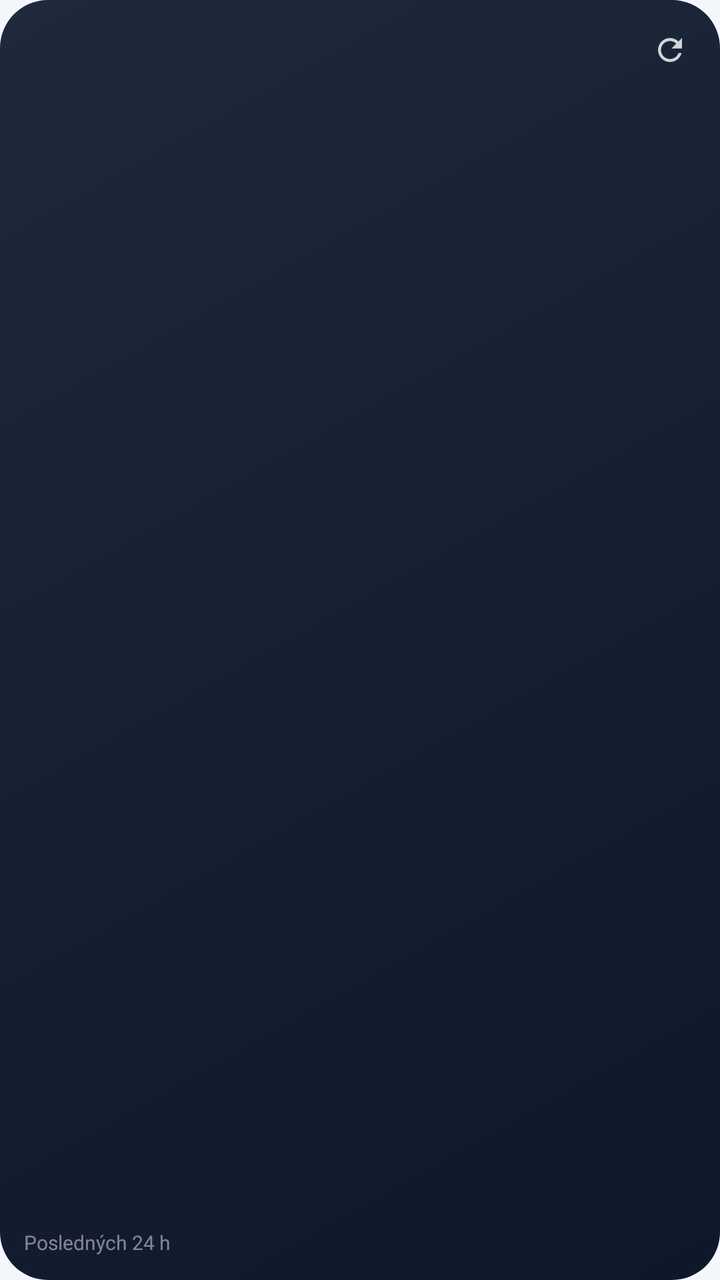
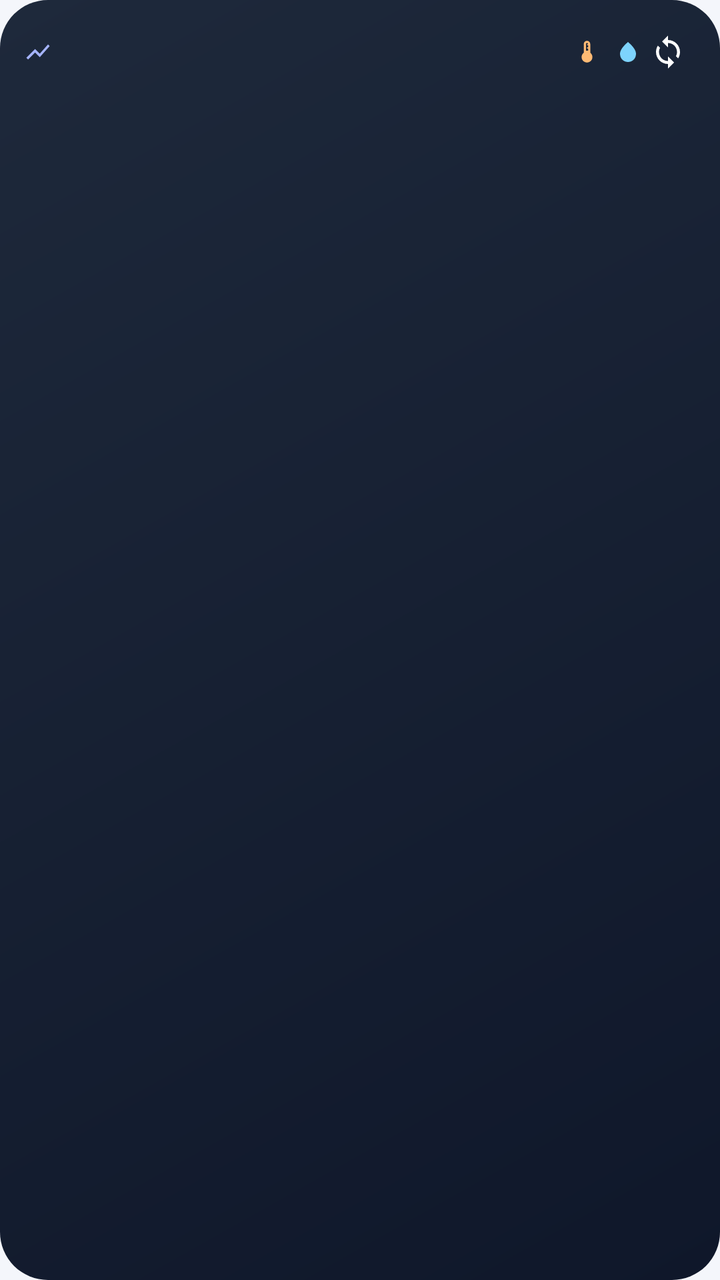

Screens rendered from an Android XML layout before and after an edit, with the pre-edit source and the edit as a unified diff.
<!-- AndroidManifest.xml: application theme AppTheme -->
<!-- res/layout/widget_06.xml -->
<?xml version="1.0" encoding="utf-8"?>
<LinearLayout xmlns:android="http://schemas.android.com/apk/res/android" android:id="@+id/root" android:layout_width="match_parent" android:layout_height="match_parent"
    android:orientation="vertical" android:padding="12dp" android:background="@drawable/bg_dark">
    <LinearLayout android:layout_width="match_parent" android:layout_height="wrap_content" android:gravity="center_vertical">
        <TextView android:id="@+id/tName" android:layout_width="0dp" android:layout_weight="1" android:layout_height="wrap_content"
            android:textColor="#FFFFFFFF" android:textSize="13sp" android:textStyle="bold" android:maxLines="1" android:ellipsize="end" />
        <TextView android:id="@+id/tTemp" android:layout_width="wrap_content" android:layout_height="wrap_content"
            android:textColor="#FFFDBA74" android:textSize="15sp" android:textStyle="bold" />
        <TextView android:id="@+id/tHum" android:layout_width="wrap_content" android:layout_height="wrap_content" android:layout_marginStart="10dp"
            android:textColor="#FF7DD3FC" android:textSize="15sp" android:textStyle="bold" />
        <ImageView android:id="@+id/btnRefresh" android:layout_width="26dp" android:layout_height="26dp" android:padding="4dp" android:src="@drawable/ic_refresh" android:contentDescription="Obnoviť" />
    </LinearLayout>
    <ImageView android:id="@+id/imgChart" android:layout_width="match_parent" android:layout_height="0dp" android:layout_weight="1"
        android:layout_marginTop="4dp" android:scaleType="fitXY" />
    <TextView android:id="@+id/tUpdated" android:layout_width="match_parent" android:layout_height="wrap_content"
        android:textColor="#77FFFFFF" android:textSize="10sp" android:text="Posledných 24 h" />
</LinearLayout>
<!-- resources referenced by this layout -->
<resources>
  <!-- drawable ic_refresh (drawable) -->
  <?xml version="1.0" encoding="utf-8"?>
  <vector xmlns:android="http://schemas.android.com/apk/res/android" android:width="24dp" android:height="24dp" android:viewportWidth="24" android:viewportHeight="24">
      <path android:fillColor="#CCFFFFFF" android:pathData="M17.65,6.35C16.2,4.9 14.21,4 12,4c-4.42,0 -7.99,3.58 -7.99,8s3.57,8 7.99,8c3.73,0 6.84,-2.55 7.73,-6h-2.08c-0.82,2.33 -3.04,4 -5.65,4 -3.31,0 -6,-2.69 -6,-6s2.69,-6 6,-6c1.66,0 3.14,0.69 4.22,1.78L13,11h7V4l-2.35,2.35z" />
  </vector>
  <!-- unchanged entries left out for length: 2 -->
</resources>

<!-- the commit's change to res/layout/widget_06.xml (unified diff, before → after) -->
@@ -1,17 +1,44 @@
 <?xml version="1.0" encoding="utf-8"?>
-<LinearLayout xmlns:android="http://schemas.android.com/apk/res/android" android:id="@+id/root" android:layout_width="match_parent" android:layout_height="match_parent"
-    android:orientation="vertical" android:padding="12dp" android:background="@drawable/bg_dark">
-    <LinearLayout android:layout_width="match_parent" android:layout_height="wrap_content" android:gravity="center_vertical">
-        <TextView android:id="@+id/tName" android:layout_width="0dp" android:layout_weight="1" android:layout_height="wrap_content"
-            android:textColor="#FFFFFFFF" android:textSize="13sp" android:textStyle="bold" android:maxLines="1" android:ellipsize="end" />
-        <TextView android:id="@+id/tTemp" android:layout_width="wrap_content" android:layout_height="wrap_content"
-            android:textColor="#FFFDBA74" android:textSize="15sp" android:textStyle="bold" />
-        <TextView android:id="@+id/tHum" android:layout_width="wrap_content" android:layout_height="wrap_content" android:layout_marginStart="10dp"
-            android:textColor="#FF7DD3FC" android:textSize="15sp" android:textStyle="bold" />
-        <ImageView android:id="@+id/btnRefresh" android:layout_width="26dp" android:layout_height="26dp" android:padding="4dp" android:src="@drawable/ic_refresh" android:contentDescription="Obnoviť" />
-    </LinearLayout>
-    <ImageView android:id="@+id/imgChart" android:layout_width="match_parent" android:layout_height="0dp" android:layout_weight="1"
-        android:layout_marginTop="4dp" android:scaleType="fitXY" />
-    <TextView android:id="@+id/tUpdated" android:layout_width="match_parent" android:layout_height="wrap_content"
-        android:textColor="#77FFFFFF" android:textSize="10sp" android:text="Posledných 24 h" />
+<LinearLayout xmlns:android="http://schemas.android.com/apk/res/android" android:id="@+id/root" android:layout_width="match_parent" android:layout_height="match_parent" android:orientation="vertical" android:gravity="top" android:padding="12dp" android:background="@drawable/bg_dark">
+<LinearLayout android:layout_width="match_parent" android:layout_height="wrap_content" android:orientation="horizontal" android:gravity="center_vertical">
+  <ImageView android:layout_width="14dp" android:layout_height="14dp" android:layout_marginEnd="5dp" android:src="@drawable/ic_chart" android:tint="#FFA5B4FC" android:importantForAccessibility="no" />
+  <TextView android:id="@+id/tName" android:layout_width="0dp" android:layout_height="wrap_content" android:textColor="#FFFFFFFF" android:textSize="13sp" android:textStyle="bold" android:maxLines="1" android:ellipsize="end" android:includeFontPadding="false" android:layout_weight="1" />
+  <ImageView android:layout_width="13dp" android:layout_height="13dp" android:src="@drawable/ic_thermo" android:tint="#FFFDBA74" android:importantForAccessibility="no" />
+  <TextView android:id="@+id/tTemp" android:layout_width="wrap_content" android:layout_height="wrap_content" android:textColor="#FFFDBA74" android:textSize="14sp" android:textStyle="bold" android:maxLines="1" android:ellipsize="end" android:includeFontPadding="false" />
+  <ImageView android:layout_width="12dp" android:layout_height="12dp" android:layout_marginStart="8dp" android:src="@drawable/ic_drop" android:tint="#FF7DD3FC" android:importantForAccessibility="no" />
+  <TextView android:id="@+id/tHum" android:layout_width="wrap_content" android:layout_height="wrap_content" android:textColor="#FF7DD3FC" android:textSize="14sp" android:textStyle="bold" android:maxLines="1" android:ellipsize="end" android:includeFontPadding="false" />
+  <ImageView android:id="@+id/btnRefresh" android:layout_width="28dp" android:layout_height="28dp" android:padding="5dp" android:src="@drawable/ic_sync" android:tint="#CCFFFFFF" android:contentDescription="Obnoviť" />
 </LinearLayout>
+<ImageView android:id="@+id/imgChart" android:layout_width="match_parent" android:layout_height="0dp" android:layout_weight="1" android:layout_marginTop="4dp" android:scaleType="fitXY" />
+<include layout="@layout/widget_info_block" />
+</LinearLayout>
+<!-- res/layout/widget_info_block.xml (included above) -->
+<?xml version="1.0" encoding="utf-8"?>
+<LinearLayout xmlns:android="http://schemas.android.com/apk/res/android" android:id="@+id/infoBlock" android:layout_width="match_parent" android:layout_height="wrap_content" android:orientation="vertical" android:layout_marginTop="4dp">
+<LinearLayout android:id="@+id/rowPlace" android:layout_width="match_parent" android:layout_height="wrap_content" android:orientation="horizontal" android:gravity="center_vertical" android:visibility="gone" android:layout_marginTop="2dp">
+  <ImageView android:layout_width="11dp" android:layout_height="11dp" android:layout_marginEnd="4dp" android:src="@drawable/ic_place" android:tint="#CCFFFFFF" android:importantForAccessibility="no" />
+  <TextView android:id="@+id/tPlace" android:layout_width="0dp" android:layout_height="wrap_content" android:textColor="#DDFFFFFF" android:textSize="10sp" android:maxLines="1" android:ellipsize="end" android:includeFontPadding="false" android:layout_weight="1" />
+</LinearLayout>
+<LinearLayout android:id="@+id/rowClock" android:layout_width="match_parent" android:layout_height="wrap_content" android:orientation="horizontal" android:gravity="center_vertical" android:visibility="gone" android:layout_marginTop="2dp">
+  <LinearLayout android:id="@+id/grpTime" android:layout_width="wrap_content" android:layout_height="wrap_content" android:gravity="center_vertical" android:layout_marginEnd="8dp">
+    <ImageView android:layout_width="11dp" android:layout_height="11dp" android:layout_marginEnd="4dp" android:src="@drawable/ic_clock" android:tint="#CCFFFFFF" android:importantForAccessibility="no" />
+    <TextClock android:id="@+id/clockTime" android:layout_width="wrap_content" android:layout_height="wrap_content" android:format24Hour="HH:mm" android:format12Hour="HH:mm" android:textColor="#FFFFFFFF" android:textSize="11sp" android:textStyle="bold" android:includeFontPadding="false" />
+  </LinearLayout>
+  <LinearLayout android:id="@+id/grpDate" android:layout_width="0dp" android:layout_weight="1" android:layout_height="wrap_content" android:gravity="center_vertical">
+    <ImageView android:layout_width="11dp" android:layout_height="11dp" android:layout_marginEnd="4dp" android:src="@drawable/ic_calendar" android:tint="#CCFFFFFF" android:importantForAccessibility="no" />
+    <TextClock android:id="@+id/clockDate" android:layout_width="wrap_content" android:layout_height="wrap_content" android:format24Hour="EEE d. MMM yyyy" android:format12Hour="EEE d. MMM yyyy" android:textColor="#DDFFFFFF" android:textSize="10sp" android:maxLines="1" android:includeFontPadding="false" />
+  </LinearLayout>
+</LinearLayout>
+<LinearLayout android:id="@+id/rowExtra" android:layout_width="match_parent" android:layout_height="wrap_content" android:orientation="horizontal" android:gravity="center_vertical" android:visibility="gone" android:layout_marginTop="2dp">
+  <ImageView android:layout_width="11dp" android:layout_height="11dp" android:layout_marginEnd="4dp" android:src="@drawable/ic_mood" android:tint="#CCFFFFFF" android:importantForAccessibility="no" />
+  <TextView android:id="@+id/tExtra" android:layout_width="0dp" android:layout_height="wrap_content" android:textColor="#DDFFFFFF" android:textSize="10sp" android:maxLines="1" android:ellipsize="end" android:includeFontPadding="false" android:layout_weight="1" />
+</LinearLayout>
+<LinearLayout android:id="@+id/rowToday" android:layout_width="match_parent" android:layout_height="wrap_content" android:orientation="horizontal" android:gravity="center_vertical" android:visibility="gone" android:layout_marginTop="2dp">
+  <ImageView android:layout_width="11dp" android:layout_height="11dp" android:layout_marginEnd="4dp" android:src="@drawable/ic_chart" android:tint="#CCFFFFFF" android:importantForAccessibility="no" />
+  <TextView android:id="@+id/tToday" android:layout_width="0dp" android:layout_height="wrap_content" android:textColor="#DDFFFFFF" android:textSize="10sp" android:maxLines="1" android:ellipsize="end" android:includeFontPadding="false" android:layout_weight="1" />
+</LinearLayout>
+<LinearLayout android:id="@+id/rowUpdated" android:layout_width="match_parent" android:layout_height="wrap_content" android:orientation="horizontal" android:gravity="center_vertical" android:visibility="gone" android:layout_marginTop="2dp">
+  <ImageView android:layout_width="11dp" android:layout_height="11dp" android:layout_marginEnd="4dp" android:src="@drawable/ic_sync" android:tint="#AAFFFFFF" android:importantForAccessibility="no" />
+  <TextView android:id="@+id/tUpdatedAt" android:layout_width="0dp" android:layout_height="wrap_content" android:textColor="#AAFFFFFF" android:textSize="10sp" android:maxLines="1" android:ellipsize="end" android:includeFontPadding="false" android:layout_weight="1" />
+</LinearLayout>
+</LinearLayout>
<!-- resource entries referenced after the edit -->
@@ -1,9 +1,44 @@
 <!-- resources referenced by this layout -->
 <resources>
-  <!-- drawable ic_refresh (drawable) -->
+  <!-- drawable ic_calendar (drawable) -->
   <?xml version="1.0" encoding="utf-8"?>
   <vector xmlns:android="http://schemas.android.com/apk/res/android" android:width="24dp" android:height="24dp" android:viewportWidth="24" android:viewportHeight="24">
-      <path android:fillColor="#CCFFFFFF" android:pathData="M17.65,6.35C16.2,4.9 14.21,4 12,4c-4.42,0 -7.99,3.58 -7.99,8s3.57,8 7.99,8c3.73,0 6.84,-2.55 7.73,-6h-2.08c-0.82,2.33 -3.04,4 -5.65,4 -3.31,0 -6,-2.69 -6,-6s2.69,-6 6,-6c1.66,0 3.14,0.69 4.22,1.78L13,11h7V4l-2.35,2.35z" />
+      <path android:fillColor="#FFFFFFFF" android:pathData="M19,3h-1V1h-2v2H8V1H6v2H5c-1.11,0 -1.99,0.9 -1.99,2L3,19c0,1.1 0.89,2 2,2h14c1.1,0 2,-0.9 2,-2V5c0,-1.1 -0.9,-2 -2,-2zM19,19H5V8h14v11zM7,10h5v5H7z" />
+  </vector>
+  <!-- drawable ic_chart (drawable) -->
+  <?xml version="1.0" encoding="utf-8"?>
+  <vector xmlns:android="http://schemas.android.com/apk/res/android" android:width="24dp" android:height="24dp" android:viewportWidth="24" android:viewportHeight="24">
+      <path android:fillColor="#FFFFFFFF" android:pathData="M3.5,18.49l6,-6.01 4,4L22,6.92l-1.41,-1.41 -7.09,7.97 -4,-4L2,16.99z" />
+  </vector>
+  <!-- drawable ic_clock (drawable) -->
+  <?xml version="1.0" encoding="utf-8"?>
+  <vector xmlns:android="http://schemas.android.com/apk/res/android" android:width="24dp" android:height="24dp" android:viewportWidth="24" android:viewportHeight="24">
+      <path android:fillColor="#FFFFFFFF" android:pathData="M11.99,2C6.47,2 2,6.48 2,12s4.47,10 9.99,10C17.52,22 22,17.52 22,12S17.52,2 11.99,2zM12,20c-4.42,0 -8,-3.58 -8,-8s3.58,-8 8,-8 8,3.58 8,8 -3.58,8 -8,8zM12.5,7H11v6l5.25,3.15 0.75,-1.23 -4.5,-2.67z" />
+  </vector>
+  <!-- drawable ic_drop (drawable) -->
+  <?xml version="1.0" encoding="utf-8"?>
+  <vector xmlns:android="http://schemas.android.com/apk/res/android" android:width="24dp" android:height="24dp" android:viewportWidth="24" android:viewportHeight="24">
+      <path android:fillColor="#FFFFFFFF" android:pathData="M12,2c-5.33,4.55 -8,8.48 -8,11.8c0,4.98 3.8,8.2 8,8.2s8,-3.22 8,-8.2C20,10.48 17.33,6.55 12,2z" />
+  </vector>
+  <!-- drawable ic_mood (drawable) -->
+  <?xml version="1.0" encoding="utf-8"?>
+  <vector xmlns:android="http://schemas.android.com/apk/res/android" android:width="24dp" android:height="24dp" android:viewportWidth="24" android:viewportHeight="24">
+      <path android:fillColor="#FFFFFFFF" android:pathData="M11.99,2C6.47,2 2,6.48 2,12s4.47,10 9.99,10C17.52,22 22,17.52 22,12S17.52,2 11.99,2zM12,20c-4.42,0 -8,-3.58 -8,-8s3.58,-8 8,-8 8,3.58 8,8 -3.58,8 -8,8zM15.5,11c0.83,0 1.5,-0.67 1.5,-1.5S16.33,8 15.5,8 14,8.67 14,9.5s0.67,1.5 1.5,1.5zM8.5,11c0.83,0 1.5,-0.67 1.5,-1.5S9.33,8 8.5,8 7,8.67 7,9.5 7.67,11 8.5,11zM12,17.5c2.33,0 4.31,-1.46 5.11,-3.5H6.89c0.8,2.04 2.78,3.5 5.11,3.5z" />
+  </vector>
+  <!-- drawable ic_place (drawable) -->
+  <?xml version="1.0" encoding="utf-8"?>
+  <vector xmlns:android="http://schemas.android.com/apk/res/android" android:width="24dp" android:height="24dp" android:viewportWidth="24" android:viewportHeight="24">
+      <path android:fillColor="#FFFFFFFF" android:pathData="M12,2C8.13,2 5,5.13 5,9c0,5.25 7,13 7,13s7,-7.75 7,-13c0,-3.87 -3.13,-7 -7,-7zM12,11.5c-1.38,0 -2.5,-1.12 -2.5,-2.5s1.12,-2.5 2.5,-2.5 2.5,1.12 2.5,2.5 -1.12,2.5 -2.5,2.5z" />
+  </vector>
+  <!-- drawable ic_sync (drawable) -->
+  <?xml version="1.0" encoding="utf-8"?>
+  <vector xmlns:android="http://schemas.android.com/apk/res/android" android:width="24dp" android:height="24dp" android:viewportWidth="24" android:viewportHeight="24">
+      <path android:fillColor="#FFFFFFFF" android:pathData="M12,4V1L8,5l4,4V6c3.31,0 6,2.69 6,6 0,1.01 -0.25,1.97 -0.7,2.8l1.46,1.46C19.54,15.03 20,13.57 20,12c0,-4.42 -3.58,-8 -8,-8zM12,18c-3.31,0 -6,-2.69 -6,-6 0,-1.01 0.25,-1.97 0.7,-2.8L5.24,7.74C4.46,8.97 4,10.43 4,12c0,4.42 3.58,8 8,8v3l4,-4 -4,-4v3z" />
+  </vector>
+  <!-- drawable ic_thermo (drawable) -->
+  <?xml version="1.0" encoding="utf-8"?>
+  <vector xmlns:android="http://schemas.android.com/apk/res/android" android:width="24dp" android:height="24dp" android:viewportWidth="24" android:viewportHeight="24">
+      <path android:fillColor="#FFFFFFFF" android:pathData="M15,13V5c0,-1.66 -1.34,-3 -3,-3S9,3.34 9,5v8c-1.21,0.91 -2,2.37 -2,4 0,2.76 2.24,5 5,5s5,-2.24 5,-5c0,-1.63 -0.79,-3.09 -2,-4zM11,5c0,-0.55 0.45,-1 1,-1s1,0.45 1,1h-1v1h1v2h-1v1h1v2h-2V5z" />
   </vector>
   <!-- unchanged entries left out for length: 2 -->
 </resources>
